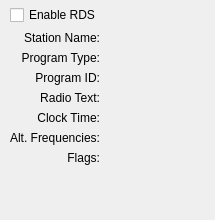
Qt form src/qtgui/dockrds.ui (gqrx-sdr/gqrx) before a commit.
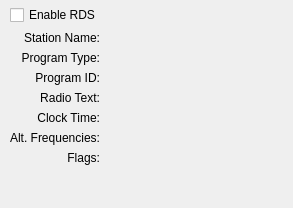
The same form after that commit.

Patch:
```diff
--- a/src/qtgui/dockrds.ui
+++ b/src/qtgui/dockrds.ui
@@ -1,7 +1,7 @@
 <?xml version="1.0" encoding="UTF-8"?>
 <ui version="4.0">
  <class>DockRDS</class>
- <widget class="QDockWidget" name="DockRDS">
+ <widget class="QFrame" name="DockRDS">
   <property name="enabled">
    <bool>true</bool>
   </property>
@@ -9,8 +9,8 @@
    <rect>
     <x>0</x>
     <y>0</y>
-    <width>215</width>
-    <height>220</height>
+    <width>293</width>
+    <height>208</height>
    </rect>
   </property>
   <property name="minimumSize">
@@ -19,13 +19,23 @@
     <height>104</height>
    </size>
   </property>
-  <property name="allowedAreas">
-   <set>Qt::LeftDockWidgetArea|Qt::RightDockWidgetArea</set>
-  </property>
   <property name="windowTitle">
    <string>RDS</string>
   </property>
-  <widget class="QWidget" name="dockWidgetContents">
+  <layout class="QVBoxLayout" name="verticalLayout_2">
+   <property name="leftMargin">
+    <number>0</number>
+   </property>
+   <property name="topMargin">
+    <number>0</number>
+   </property>
+   <property name="rightMargin">
+    <number>0</number>
+   </property>
+   <property name="bottomMargin">
+    <number>0</number>
+   </property>
+   <item>
    <layout class="QVBoxLayout" name="verticalLayout">
     <property name="spacing">
      <number>5</number>
@@ -58,8 +68,8 @@
         <rect>
          <x>0</x>
          <y>0</y>
-         <width>205</width>
-         <height>201</height>
+          <width>283</width>
+          <height>206</height>
         </rect>
        </property>
        <layout class="QFormLayout" name="formLayout">
@@ -317,7 +327,8 @@
      </widget>
     </item>
    </layout>
-  </widget>
+   </item>
+  </layout>
  </widget>
  <resources/>
  <connections/>
```
Lines whose indentation alone changed are shown as unchanged.
